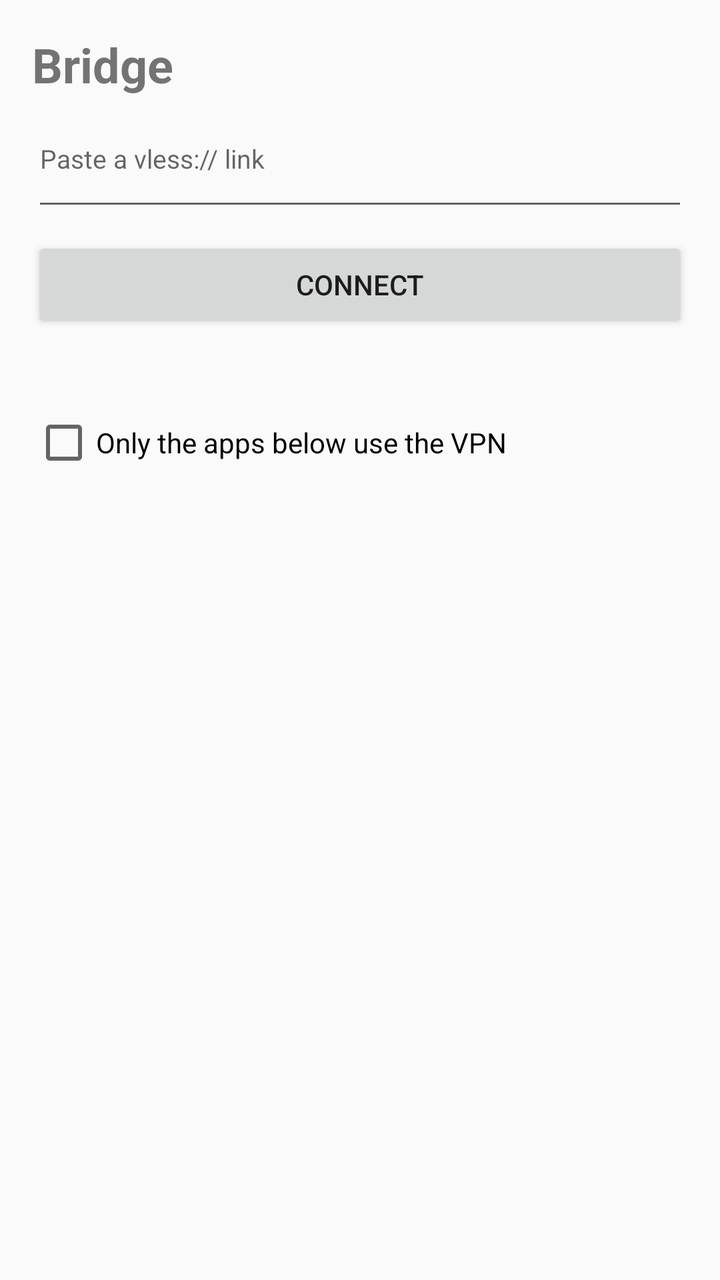
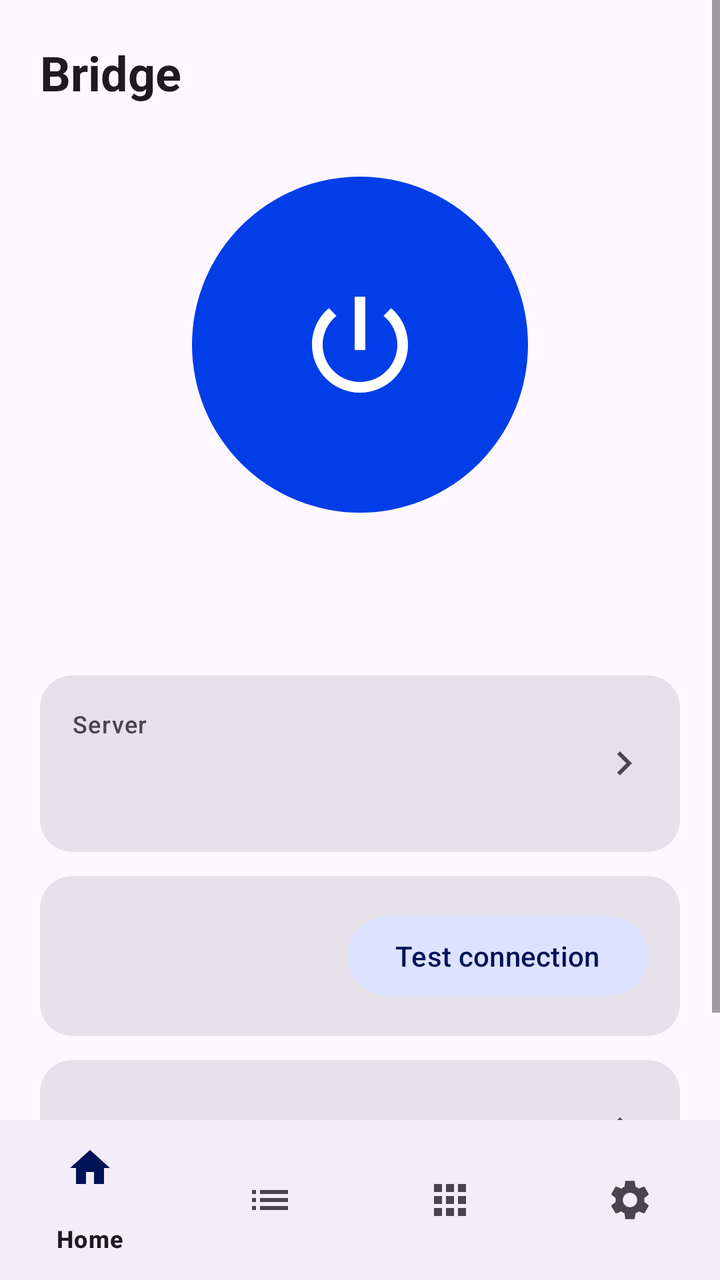

Before-and-after screenshots of an Android layout around one commit, followed by the original layout XML and the change that was made.
<!-- AndroidManifest.xml: application theme Theme.Bridge -->
<!-- res/layout/activity_main.xml -->
<?xml version="1.0" encoding="utf-8"?>
<LinearLayout xmlns:android="http://schemas.android.com/apk/res/android"
    android:layout_width="match_parent"
    android:layout_height="match_parent"
    android:fitsSystemWindows="true"
    android:orientation="vertical"
    android:padding="16dp">

    <TextView
        android:layout_width="match_parent"
        android:layout_height="wrap_content"
        android:text="@string/app_name"
        android:textSize="24sp"
        android:textStyle="bold" />

    <EditText
        android:id="@+id/link"
        android:layout_width="match_parent"
        android:layout_height="wrap_content"
        android:layout_marginTop="12dp"
        android:gravity="start|top"
        android:hint="@string/link_hint"
        android:importantForAutofill="no"
        android:inputType="textMultiLine|textNoSuggestions|textUri"
        android:maxLines="3"
        android:minLines="2"
        android:textDirection="ltr"
        android:textSize="13sp" />

    <Button
        android:id="@+id/connect"
        android:layout_width="match_parent"
        android:layout_height="wrap_content"
        android:layout_marginTop="8dp"
        android:text="@string/connect" />

    <TextView
        android:id="@+id/status"
        android:layout_width="match_parent"
        android:layout_height="wrap_content"
        android:layout_marginTop="8dp"
        android:textIsSelectable="true"
        android:textSize="14sp" />

    <CheckBox
        android:id="@+id/per_app"
        android:layout_width="match_parent"
        android:layout_height="wrap_content"
        android:layout_marginTop="12dp"
        android:text="@string/per_app" />

    <TextView
        android:id="@+id/apps_hint"
        android:layout_width="match_parent"
        android:layout_height="wrap_content"
        android:layout_marginBottom="4dp"
        android:textSize="12sp" />

    <ListView
        android:id="@+id/apps"
        android:layout_width="match_parent"
        android:layout_height="0dp"
        android:layout_weight="1" />
</LinearLayout>
<!-- resources referenced by this layout -->
<resources>
  <string name="link_hint">Paste a vless:// link</string>
  <string name="per_app">Only the apps below use the VPN</string>
  <style name="Theme.Bridge" parent="Theme.AppCompat.DayNight.NoActionBar">
          <item name="colorPrimary">#3B82F6</item>
          <item name="colorAccent">#3B82F6</item>
      </style>
  <!-- unchanged entries left out for length: 2 -->
</resources>

<!-- the commit's change to res/layout/activity_main.xml (unified diff, before → after) -->
@@ -1,64 +1,464 @@
 <?xml version="1.0" encoding="utf-8"?>
 <LinearLayout xmlns:android="http://schemas.android.com/apk/res/android"
+    xmlns:app="http://schemas.android.com/apk/res-auto"
+    android:id="@+id/root"
     android:layout_width="match_parent"
     android:layout_height="match_parent"
     android:fitsSystemWindows="true"
-    android:orientation="vertical"
-    android:padding="16dp">
-
-    <TextView
+    android:orientation="vertical">
+
+    <FrameLayout
+        android:layout_width="match_parent"
+        android:layout_height="0dp"
+        android:layout_weight="1">
+
+        
+        <ScrollView
+            android:id="@+id/page_home"
+            android:layout_width="match_parent"
+            android:layout_height="match_parent"
+            android:fillViewport="true">
+
+            <LinearLayout
+                android:layout_width="match_parent"
+                android:layout_height="wrap_content"
+                android:orientation="vertical"
+                android:padding="20dp">
+
+                <TextView
+                    style="@style/Bridge.Title"
+                    android:layout_width="wrap_content"
+                    android:layout_height="wrap_content"
+                    android:text="@string/app_name" />
+
+                <com.google.android.material.button.MaterialButton
+                    android:id="@+id/connect"
+                    android:layout_width="168dp"
+                    android:layout_height="168dp"
+                    android:layout_gravity="center_horizontal"
+                    android:layout_marginTop="36dp"
+                    android:contentDescription="@string/connect"
+                    android:insetTop="0dp"
+                    android:insetBottom="0dp"
+                    android:padding="0dp"
+                    app:cornerRadius="84dp"
+                    app:icon="@drawable/ic_power"
+                    app:iconGravity="textStart"
+                    app:iconPadding="0dp"
+                    app:iconSize="64dp" />
+
+                <TextView
+                    android:id="@+id/status"
+                    android:layout_width="match_parent"
+                    android:layout_height="wrap_content"
+                    android:layout_marginTop="20dp"
+                    android:gravity="center"
+                    android:textAppearance="?attr/textAppearanceTitleLarge" />
+
+                <TextView
+                    android:id="@+id/error"
+                    android:layout_width="match_parent"
+                    android:layout_height="wrap_content"
+                    android:layout_marginTop="4dp"
+                    android:gravity="center"
+                    android:textColor="?attr/colorError"
+                    android:textIsSelectable="true"
+                    android:visibility="gone" />
+
+                <com.google.android.material.card.MaterialCardView
+                    android:id="@+id/server_card"
+                    style="@style/Bridge.Card"
+                    android:layout_width="match_parent"
+                    android:layout_height="wrap_content"
+                    android:layout_marginTop="32dp"
+                    android:clickable="true"
+                    android:focusable="true">
+
+                    <LinearLayout
+                        android:layout_width="match_parent"
+                        android:layout_height="wrap_content"
+                        android:gravity="center_vertical"
+                        android:orientation="horizontal">
+
+                        <LinearLayout
+                            android:layout_width="0dp"
+                            android:layout_height="wrap_content"
+                            android:layout_weight="1"
+                            android:orientation="vertical">
+
+                            <TextView
+                                android:layout_width="wrap_content"
+                                android:layout_height="wrap_content"
+                                android:text="@string/home_server"
+                                android:textAppearance="?attr/textAppearanceLabelMedium" />
+
+                            <TextView
+                                android:id="@+id/server_name"
+                                android:layout_width="wrap_content"
+                                android:layout_height="wrap_content"
+                                android:layout_marginTop="2dp"
+                                android:ellipsize="end"
+                                android:maxLines="1"
+                                android:textAppearance="?attr/textAppearanceTitleMedium" />
+
+                            <TextView
+                                android:id="@+id/server_detail"
+                                android:layout_width="wrap_content"
+                                android:layout_height="wrap_content"
+                                android:ellipsize="end"
+                                android:maxLines="1"
+                                android:textAppearance="?attr/textAppearanceBodySmall" />
+                        </LinearLayout>
+
+                        <ImageView
+                            android:layout_width="24dp"
+                            android:layout_height="24dp"
+                            android:importantForAccessibility="no"
+                            android:src="@drawable/ic_chevron" />
+                    </LinearLayout>
+                </com.google.android.material.card.MaterialCardView>
+
+                <com.google.android.material.card.MaterialCardView
+                    style="@style/Bridge.Card"
+                    android:layout_width="match_parent"
+                    android:layout_height="wrap_content">
+
+                    <LinearLayout
+                        android:layout_width="match_parent"
+                        android:layout_height="wrap_content"
+                        android:gravity="center_vertical"
+                        android:orientation="horizontal">
+
+                        <TextView
+                            android:id="@+id/test_result"
+                            android:layout_width="0dp"
+                            android:layout_height="wrap_content"
+                            android:layout_weight="1"
+                            android:textAppearance="?attr/textAppearanceBodyMedium"
+                            android:textDirection="locale" />
+
+                        <com.google.android.material.button.MaterialButton
+                            android:id="@+id/test"
+                            style="@style/Widget.Material3.Button.TonalButton"
+                            android:layout_width="wrap_content"
+                            android:layout_height="wrap_content"
+                            android:text="@string/test_connection" />
+                    </LinearLayout>
+                </com.google.android.material.card.MaterialCardView>
+
+                <com.google.android.material.card.MaterialCardView
+                    android:id="@+id/apps_card"
+                    style="@style/Bridge.Card"
+                    android:layout_width="match_parent"
+                    android:layout_height="wrap_content"
+                    android:clickable="true"
+                    android:focusable="true">
+
+                    <LinearLayout
+                        android:layout_width="match_parent"
+                        android:layout_height="wrap_content"
+                        android:gravity="center_vertical"
+                        android:orientation="horizontal">
+
+                        <LinearLayout
+                            android:layout_width="0dp"
+                            android:layout_height="wrap_content"
+                            android:layout_weight="1"
+                            android:orientation="vertical">
+
+                            <TextView
+                                android:id="@+id/apps_summary"
+                                android:layout_width="wrap_content"
+                                android:layout_height="wrap_content"
+                                android:textAppearance="?attr/textAppearanceBodyMedium" />
+
+                            <TextView
+                                android:id="@+id/iran_summary"
+                                android:layout_width="wrap_content"
+                                android:layout_height="wrap_content"
+                                android:layout_marginTop="2dp"
+                                android:text="@string/iran_skips"
+                                android:textAppearance="?attr/textAppearanceBodySmall" />
+                        </LinearLayout>
+
+                        <ImageView
+                            android:layout_width="24dp"
+                            android:layout_height="24dp"
+                            android:importantForAccessibility="no"
+                            android:src="@drawable/ic_chevron" />
+                    </LinearLayout>
+                </com.google.android.material.card.MaterialCardView>
+            </LinearLayout>
+        </ScrollView>
+
+        
+        <LinearLayout
+            android:id="@+id/page_servers"
+            android:layout_width="match_parent"
+            android:layout_height="match_parent"
+            android:orientation="vertical"
+            android:visibility="gone">
+
+            <LinearLayout
+                android:layout_width="match_parent"
+                android:layout_height="wrap_content"
+                android:gravity="center_vertical"
+                android:orientation="horizontal"
+                android:paddingStart="20dp"
+                android:paddingTop="12dp"
+                android:paddingEnd="8dp">
+
+                <TextView
+                    style="@style/Bridge.Title"
+                    android:layout_width="0dp"
+                    android:layout_height="wrap_content"
+                    android:layout_weight="1"
+                    android:text="@string/servers_title" />
+
+                <com.google.android.material.button.MaterialButton
+                    android:id="@+id/ping_all"
+                    style="@style/Widget.Material3.Button.IconButton"
+                    android:layout_width="wrap_content"
+                    android:layout_height="wrap_content"
+                    android:contentDescription="@string/ping_all"
+                    app:icon="@drawable/ic_bolt" />
+
+                <com.google.android.material.button.MaterialButton
+                    android:id="@+id/update_subs"
+                    style="@style/Widget.Material3.Button.IconButton"
+                    android:layout_width="wrap_content"
+                    android:layout_height="wrap_content"
+                    android:contentDescription="@string/update_subs"
+                    app:icon="@drawable/ic_refresh" />
+
+                <com.google.android.material.button.MaterialButton
+                    android:id="@+id/add_server"
+                    style="@style/Widget.Material3.Button.IconButton.Filled"
+                    android:layout_width="wrap_content"
+                    android:layout_height="wrap_content"
+                    android:contentDescription="@string/add"
+                    app:icon="@drawable/ic_add" />
+            </LinearLayout>
+
+            <LinearLayout
+                android:id="@+id/busy"
+                android:layout_width="match_parent"
+                android:layout_height="wrap_content"
+                android:orientation="vertical"
+                android:paddingStart="20dp"
+                android:paddingEnd="20dp"
+                android:visibility="gone">
+
+                <TextView
+                    android:id="@+id/busy_text"
+                    android:layout_width="wrap_content"
+                    android:layout_height="wrap_content"
+                    android:textAppearance="?attr/textAppearanceBodySmall" />
+
+                <com.google.android.material.progressindicator.LinearProgressIndicator
+                    android:layout_width="match_parent"
+                    android:layout_height="wrap_content"
+                    android:layout_marginTop="4dp"
+                    android:indeterminate="true" />
+            </LinearLayout>
+
+            <LinearLayout
+                android:id="@+id/servers_empty"
+                android:layout_width="match_parent"
+                android:layout_height="wrap_content"
+                android:orientation="vertical"
+                android:padding="20dp"
+                android:visibility="gone">
+
+                <TextView
+                    android:layout_width="match_parent"
+                    android:layout_height="wrap_content"
+                    android:text="@string/empty_servers"
+                    android:textAppearance="?attr/textAppearanceBodyLarge" />
+
+                <com.google.android.material.button.MaterialButton
+                    android:id="@+id/empty_paste"
+                    android:layout_width="match_parent"
+                    android:layout_height="wrap_content"
+                    android:layout_marginTop="16dp"
+                    android:text="@string/menu_paste" />
+
+                <com.google.android.material.button.MaterialButton
+                    android:id="@+id/empty_public"
+                    style="@style/Widget.Material3.Button.OutlinedButton"
+                    android:layout_width="match_parent"
+                    android:layout_height="wrap_content"
+                    android:text="@string/menu_public" />
+            </LinearLayout>
+
+            <androidx.recyclerview.widget.RecyclerView
+                android:id="@+id/servers"
+                android:layout_width="match_parent"
+                android:layout_height="0dp"
+                android:layout_weight="1"
+                android:clipToPadding="false"
+                android:paddingBottom="12dp" />
+        </LinearLayout>
+
+        
+        <LinearLayout
+            android:id="@+id/page_apps"
+            android:layout_width="match_parent"
+            android:layout_height="match_parent"
+            android:orientation="vertical"
+            android:visibility="gone">
+
+            <com.google.android.material.materialswitch.MaterialSwitch
+                android:id="@+id/per_app"
+                android:layout_width="match_parent"
+                android:layout_height="wrap_content"
+                android:paddingStart="20dp"
+                android:paddingTop="16dp"
+                android:paddingEnd="20dp"
+                android:text="@string/per_app"
+                android:textAppearance="?attr/textAppearanceTitleMedium" />
+
+            <TextView
+                android:id="@+id/apps_hint"
+                android:layout_width="match_parent"
+                android:layout_height="wrap_content"
+                android:paddingStart="20dp"
+                android:paddingEnd="20dp"
+                android:textAppearance="?attr/textAppearanceBodySmall" />
+
+            <com.google.android.material.textfield.TextInputLayout
+                android:id="@+id/search_box"
+                style="@style/Widget.Material3.TextInputLayout.OutlinedBox.Dense"
+                android:layout_width="match_parent"
+                android:layout_height="wrap_content"
+                android:layout_marginStart="20dp"
+                android:layout_marginTop="12dp"
+                android:layout_marginEnd="20dp"
+                android:hint="@string/search_apps"
+                app:startIconDrawable="@drawable/ic_search">
+
+                <com.google.android.material.textfield.TextInputEditText
+                    android:id="@+id/search"
+                    android:layout_width="match_parent"
+                    android:layout_height="wrap_content"
+                    android:imeOptions="actionSearch"
+                    android:inputType="text"
+                    android:maxLines="1" />
+            </com.google.android.material.textfield.TextInputLayout>
+
+            <androidx.recyclerview.widget.RecyclerView
+                android:id="@+id/apps"
+                android:layout_width="match_parent"
+                android:layout_height="0dp"
+                android:layout_marginTop="8dp"
+                android:layout_weight="1" />
+        </LinearLayout>
+
+        
+        <ScrollView
+            android:id="@+id/page_settings"
+            android:layout_width="match_parent"
+            android:layout_height="match_parent"
+            android:visibility="gone">
+
+            <LinearLayout
+                android:layout_width="match_parent"
+                android:layout_height="wrap_content"
+                android:orientation="vertical"
+                android:padding="20dp">
+
+                <TextView
+                    style="@style/Bridge.Title"
+                    android:layout_width="wrap_content"
+                    android:layout_height="wrap_content"
+                    android:text="@string/nav_settings" />
+
+                <com.google.android.material.materialswitch.MaterialSwitch
+                    android:id="@+id/bypass_iran"
+                    android:layout_width="match_parent"
+                    android:layout_height="wrap_content"
+                    android:layout_marginTop="16dp"
+                    android:text="@string/bypass_iran"
+                    android:textAppearance="?attr/textAppearanceTitleMedium" />
+
+                <TextView
+                    android:layout_width="match_parent"
+                    android:layout_height="wrap_content"
+                    android:text="@string/bypass_iran_hint"
+                    android:textAppearance="?attr/textAppearanceBodySmall" />
+
+                <LinearLayout
+                    android:id="@+id/language_row"
+                    android:layout_width="match_parent"
+                    android:layout_height="wrap_content"
+                    android:layout_marginTop="20dp"
+                    android:background="?attr/selectableItemBackground"
+                    android:orientation="vertical"
+                    android:paddingTop="8dp"
+                    android:paddingBottom="8dp">
+
+                    <TextView
+                        android:layout_width="wrap_content"
+                        android:layout_height="wrap_content"
+                        android:text="@string/language"
+                        android:textAppearance="?attr/textAppearanceTitleMedium" />
+
+                    <TextView
+                        android:id="@+id/language_value"
+                        android:layout_width="wrap_content"
+                        android:layout_height="wrap_content"
+                        android:textAppearance="?attr/textAppearanceBodySmall" />
+                </LinearLayout>
+
+                <LinearLayout
+                    android:id="@+id/log_row"
+                    android:layout_width="match_parent"
+                    android:layout_height="wrap_content"
+                    android:layout_marginTop="12dp"
+                    android:background="?attr/selectableItemBackground"
+                    android:orientation="vertical"
+                    android:paddingTop="8dp"
+                    android:paddingBottom="8dp">
+
+                    <TextView
+                        android:layout_width="wrap_content"
+                        android:layout_height="wrap_content"
+                        android:text="@string/log"
+                        android:textAppearance="?attr/textAppearanceTitleMedium" />
+
+                    <TextView
+                        android:layout_width="wrap_content"
+                        android:layout_height="wrap_content"
+                        android:text="@string/log_hint"
+                        android:textAppearance="?attr/textAppearanceBodySmall" />
+                </LinearLayout>
+
+                <TextView
+                    android:layout_width="wrap_content"
+                    android:layout_height="wrap_content"
+                    android:layout_marginTop="24dp"
+                    android:text="@string/about"
+                    android:textAppearance="?attr/textAppearanceTitleMedium" />
+
+                <TextView
+                    android:id="@+id/version"
+                    android:layout_width="wrap_content"
+                    android:layout_height="wrap_content"
+                    android:textAppearance="?attr/textAppearanceBodySmall" />
+
+                <TextView
+                    android:layout_width="match_parent"
+                    android:layout_height="wrap_content"
+                    android:layout_marginTop="4dp"
+                    android:text="@string/credits"
+                    android:textAppearance="?attr/textAppearanceBodySmall" />
+            </LinearLayout>
+        </ScrollView>
+    </FrameLayout>
+
+    <com.google.android.material.bottomnavigation.BottomNavigationView
+        android:id="@+id/nav"
         android:layout_width="match_parent"
         android:layout_height="wrap_content"
-        android:text="@string/app_name"
-        android:textSize="24sp"
-        android:textStyle="bold" />
-
-    <EditText
-        android:id="@+id/link"
-        android:layout_width="match_parent"
-        android:layout_height="wrap_content"
-        android:layout_marginTop="12dp"
-        android:gravity="start|top"
-        android:hint="@string/link_hint"
-        android:importantForAutofill="no"
-        android:inputType="textMultiLine|textNoSuggestions|textUri"
-        android:maxLines="3"
-        android:minLines="2"
-        android:textDirection="ltr"
-        android:textSize="13sp" />
-
-    <Button
-        android:id="@+id/connect"
-        android:layout_width="match_parent"
-        android:layout_height="wrap_content"
-        android:layout_marginTop="8dp"
-        android:text="@string/connect" />
-
-    <TextView
-        android:id="@+id/status"
-        android:layout_width="match_parent"
-        android:layout_height="wrap_content"
-        android:layout_marginTop="8dp"
-        android:textIsSelectable="true"
-        android:textSize="14sp" />
-
-    <CheckBox
-        android:id="@+id/per_app"
-        android:layout_width="match_parent"
-        android:layout_height="wrap_content"
-        android:layout_marginTop="12dp"
-        android:text="@string/per_app" />
-
-    <TextView
-        android:id="@+id/apps_hint"
-        android:layout_width="match_parent"
-        android:layout_height="wrap_content"
-        android:layout_marginBottom="4dp"
-        android:textSize="12sp" />
-
-    <ListView
-        android:id="@+id/apps"
-        android:layout_width="match_parent"
-        android:layout_height="0dp"
-        android:layout_weight="1" />
+        app:menu="@menu/nav" />
 </LinearLayout>
<!-- resource entries referenced after the edit -->
@@ -1,11 +1,117 @@
 <!-- resources referenced by this layout -->
 <resources>
-  <string name="link_hint">Paste a vless:// link</string>
-  <string name="per_app">Only the apps below use the VPN</string>
-  <style name="Theme.Bridge" parent="Theme.AppCompat.DayNight.NoActionBar">
-          <item name="colorPrimary">#3B82F6</item>
-          <item name="colorAccent">#3B82F6</item>
+  <!-- drawable ic_add (drawable) -->
+  <?xml version="1.0" encoding="utf-8"?>
+  <vector xmlns:android="http://schemas.android.com/apk/res/android"
+      android:width="24dp"
+      android:height="24dp"
+      android:viewportWidth="24"
+      android:viewportHeight="24"
+      android:tint="?attr/colorControlNormal">
+      <path
+          android:fillColor="#FF000000"
+          android:pathData="M19,13h-6v6h-2v-6H5v-2h6V5h2v6h6v2z" />
+  </vector>
+  <!-- drawable ic_bolt (drawable) -->
+  <?xml version="1.0" encoding="utf-8"?>
+  <vector xmlns:android="http://schemas.android.com/apk/res/android"
+      android:width="24dp"
+      android:height="24dp"
+      android:viewportWidth="24"
+      android:viewportHeight="24"
+      android:tint="?attr/colorControlNormal">
+      <path
+          android:fillColor="#FF000000"
+          android:pathData="M7,2v11h3v9l7,-12h-4l4,-8z" />
+  </vector>
+  <!-- drawable ic_chevron (drawable) -->
+  <?xml version="1.0" encoding="utf-8"?>
+  <vector xmlns:android="http://schemas.android.com/apk/res/android"
+      android:width="24dp"
+      android:height="24dp"
+      android:viewportWidth="24"
+      android:viewportHeight="24"
+      android:autoMirrored="true"
+      android:tint="?attr/colorControlNormal">
+      <path
+          android:fillColor="#FF000000"
+          android:pathData="M10,6L8.59,7.41 13.17,12l-4.58,4.59L10,18l6,-6z" />
+  </vector>
+  <!-- drawable ic_power (drawable) -->
+  <?xml version="1.0" encoding="utf-8"?>
+  <vector xmlns:android="http://schemas.android.com/apk/res/android"
+      android:width="24dp"
+      android:height="24dp"
+      android:viewportWidth="24"
+      android:viewportHeight="24"
+      android:tint="?attr/colorControlNormal">
+      <path
+          android:fillColor="#FF000000"
+          android:pathData="M13,3h-2v10h2L13,3zM17.83,5.17l-1.42,1.42C17.99,7.86 19,9.81 19,12c0,3.87 -3.13,7 -7,7s-7,-3.13 -7,-7c0,-2.19 1.01,-4.14 2.58,-5.42L6.17,5.17C4.23,6.82 3,9.26 3,12c0,4.97 4.03,9 9,9s9,-4.03 9,-9c0,-2.74 -1.23,-5.18 -3.17,-6.83z" />
+  </vector>
+  <!-- drawable ic_refresh (drawable) -->
+  <?xml version="1.0" encoding="utf-8"?>
+  <vector xmlns:android="http://schemas.android.com/apk/res/android"
+      android:width="24dp"
+      android:height="24dp"
+      android:viewportWidth="24"
+      android:viewportHeight="24"
+      android:tint="?attr/colorControlNormal">
+      <path
+          android:fillColor="#FF000000"
+          android:pathData="M17.65,6.35C16.2,4.9 14.21,4 12,4c-4.42,0 -7.99,3.58 -7.99,8s3.57,8 7.99,8c3.73,0 6.84,-2.55 7.73,-6h-2.08c-0.82,2.33 -3.04,4 -5.65,4 -3.31,0 -6,-2.69 -6,-6s2.69,-6 6,-6c1.66,0 3.14,0.69 4.22,1.78L13,11h7V4l-2.35,2.35z" />
+  </vector>
+  <!-- drawable ic_search (drawable) -->
+  <?xml version="1.0" encoding="utf-8"?>
+  <vector xmlns:android="http://schemas.android.com/apk/res/android"
+      android:width="24dp"
+      android:height="24dp"
+      android:viewportWidth="24"
+      android:viewportHeight="24"
+      android:tint="?attr/colorControlNormal">
+      <path
+          android:fillColor="#FF000000"
+          android:pathData="M15.5,14h-0.79l-0.28,-0.27C15.41,12.59 16,11.11 16,9.5 16,5.91 13.09,3 9.5,3S3,5.91 3,9.5 5.91,16 9.5,16c1.61,0 3.09,-0.59 4.23,-1.57l0.27,0.28v0.79l5,4.99L20.49,19l-4.99,-5zM9.5,14C7.01,14 5,11.99 5,9.5S7.01,5 9.5,5 14,7.01 14,9.5 11.99,14 9.5,14z" />
+  </vector>
+  <string name="about">About</string>
+  <string name="add">Add</string>
+  <string name="bypass_iran">Iranian sites skip the VPN</string>
+  <string name="bypass_iran_hint">.ir sites and Iranian addresses open directly, as on Windows.</string>
+  <string name="credits">Runs on sing-box (GPL-3.0-or-later). Bridge is not associated with sing-box.</string>
+  <string name="empty_servers">No servers yet. Add a share link or a subscription, or try the free public configs.</string>
+  <string name="home_server">Server</string>
+  <string name="iran_skips">Iranian sites skip the VPN</string>
+  <string name="language">Language</string>
+  <string name="log">Log</string>
+  <string name="log_hint">What sing-box wrote during the last connection</string>
+  <string name="menu_paste">Paste from clipboard</string>
+  <string name="menu_public">Free public configs</string>
+  <string name="nav_settings">Settings</string>
+  <string name="per_app">Only the chosen apps use the VPN</string>
+  <string name="ping_all">Measure all servers</string>
+  <string name="search_apps">Search apps</string>
+  <string name="servers_title">Servers</string>
+  <string name="test_connection">Test connection</string>
+  <string name="update_subs">Update subscriptions</string>
+  <style name="Bridge.Card" parent="Widget.Material3.CardView.Filled">
+          <item name="cardCornerRadius">16dp</item>
+          <item name="contentPadding">16dp</item>
+          <item name="android:layout_marginTop">12dp</item>
       </style>
+  <style name="Bridge.Title" parent="TextAppearance.Material3.HeadlineSmall">
+          <item name="android:textStyle">bold</item>
+      </style>
+  <style name="Theme.Bridge" parent="Theme.Material3.DayNight.NoActionBar">
+          <item name="colorPrimary">@color/brand</item>
+          <item name="colorOnPrimary">#FFFFFF</item>
+          <item name="colorPrimaryContainer">#DCE2FF</item>
+          <item name="colorOnPrimaryContainer">#001356</item>
+          <item name="colorSecondaryContainer">#DCE2FF</item>
+          <item name="colorOnSecondaryContainer">#001356</item>
+          <item name="android:statusBarColor">@android:color/transparent</item>
+          <item name="android:navigationBarColor">@android:color/transparent</item>
+      </style>
+  <color name="brand">#023EE8</color>
   <!-- unchanged entries left out for length: 2 -->
 </resources>
 
